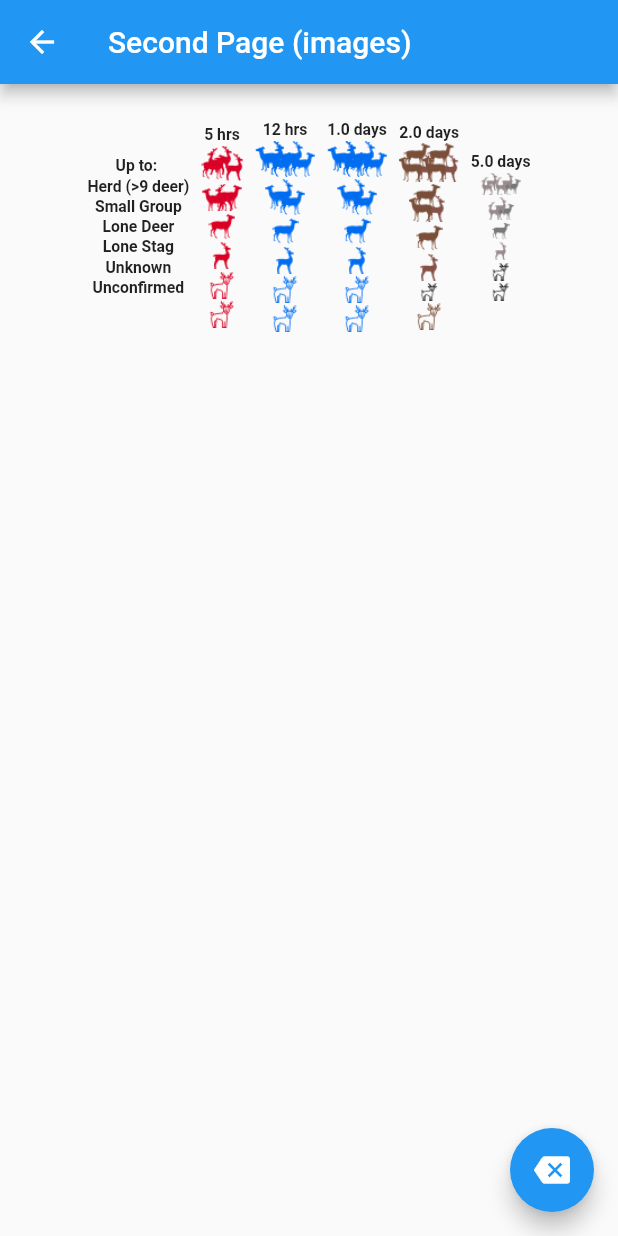
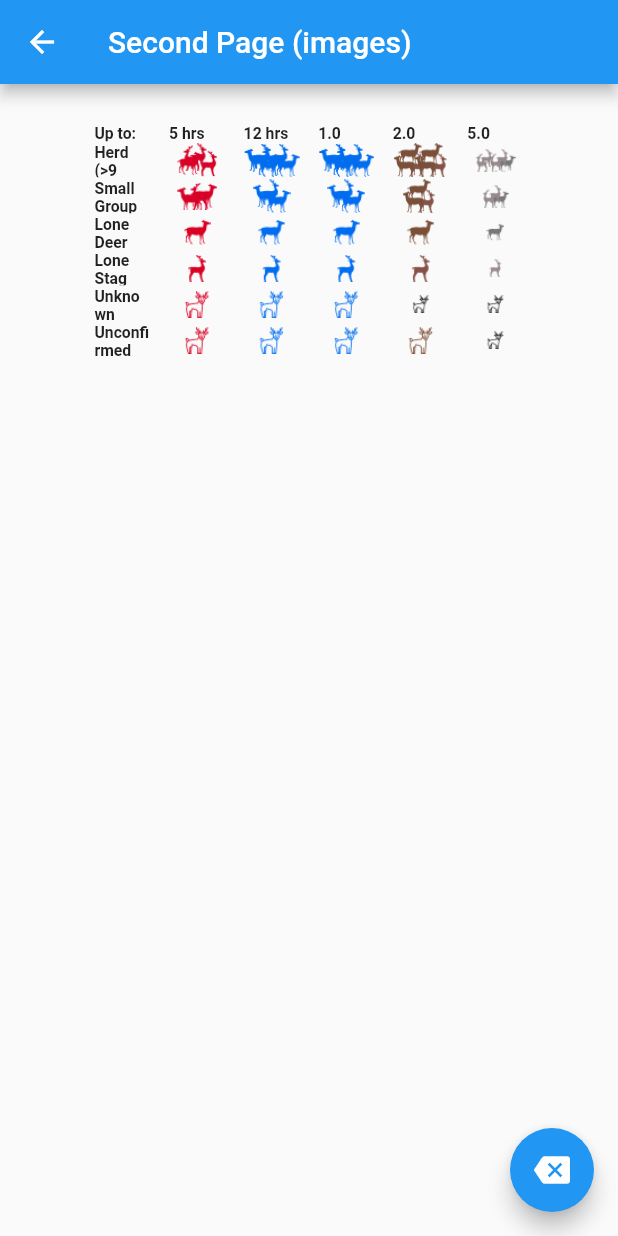
Before and after one commit to DavidDeveloperF/rowsandcolumns3, a Flutter app: the SecondPageMenu screen opened directly, on a phone screen of 412 x 824 dp. Run offline on Flutter 3.47's test engine with Material 2 defaults, Android fonts, the phone set to English and light mode, and no system bars.

Commit message:
Pretty much fully working now - added all the matrix element to containers with fixed width & height So near, yet so far... - I have a nice matrix to display - it has titles/descriptions top and left - it shows the image files in the right place - the text is not the same height as the images, so the 'rows' don't line up !
getting closer now... I have a couple of the images in pubspec.yaml
second.dart now roughly shows the image by type and age matrix.  Still need to actually lookup the images & save them in the matrixList
pretty much working now [19min]
nested for loops [video 8.20]
starting point [video 4:49]

```diff
--- a/lib/second.dart
+++ b/lib/second.dart
@@ -14,6 +14,9 @@ class SecondPageMenu extends StatefulWidget {
 class _SecondPageMenuState extends State<SecondPageMenu> {
   List<Widget> myRowColumnWidgets = [];
   TextStyle titleStyle = TextStyle(fontWeight: FontWeight.bold,);
+  double matrixRowHeight = 30.0;
+  double matrixColWidth = 50.0;
+
   // col  1 = description
   // cols 2 = images by age band...
   //        first item in each col (i.e top row) should be a heading/title
@@ -44,16 +47,24 @@ class _SecondPageMenuState extends State<SecondPageMenu> {
         //                                                                        0,0 is the top left title
         if (x == 0) {
           if (y == 0) {
-            columnWidgets.add(Text("Up to: ", style: titleStyle,));
+            columnWidgets.add(
+              Container(height: matrixRowHeight/2.0, width: matrixColWidth, child:
+                Text("Up to: ", style: titleStyle,)
+              ));
             //                                                                    0,y is the animalGroupSize title (key)
           } else {
-            columnWidgets.add(Text(animalGroupSizeList[y - 1].key,
-              style: titleStyle,));
+            columnWidgets.add(
+                Container(height: matrixRowHeight, width: matrixColWidth, child:
+                  Text(animalGroupSizeList[y - 1].key,style: titleStyle,)
+                ));
           }
         } else {
         //                                                                        x,0 is the top row - age
           if (y == 0) {
-            columnWidgets.add(Text(ageMinutesAsString(ageBandMinutes[x - 1]), style: titleStyle,));
+            columnWidgets.add(
+                Container(height: matrixRowHeight/2.0, width: matrixColWidth, child:
+                    Text(ageMinutesAsString(ageBandMinutes[x - 1]), style: titleStyle,)
+            ));
           } else {    //                                                          x,y is the file name GROUP+COLOR
         //  for the main x,y items we need a file name
             //                            look up the filename
@@ -63,11 +74,12 @@ class _SecondPageMenuState extends State<SecondPageMenu> {
                 animalGroupSizeList[y - 1].imageFileName +
                 ageBandColorsList[x - 1] +
                 ".png" ;
-            debugPrint("    - " + filenameAndPath + "   # ${animalGroupSizeList[y-1].key} ${ageMinutesAsString(ageBandMinutes[x - 1])} ($x,$y)");
+//            debugPrint("    - " + filenameAndPath + "   # ${animalGroupSizeList[y-1].key} ${ageMinutesAsString(ageBandMinutes[x - 1])} ($x,$y)");
             columnWidgets.add(
+                Container(height: matrixRowHeight, width: matrixColWidth, child:
 //                Text("${animalGroupSizeList[y - 1].imageFileName}${ageBandColorsList[x - 1]}")
                 Image.asset(filenameAndPath)
-            );
+            ));
 //            Image.asset(filenameAndPath);
     }
         }
@@ -76,7 +88,7 @@ class _SecondPageMenuState extends State<SecondPageMenu> {
       matrixList.add(columnWidgets);
     } // end of x loop (columns)
 
-    debugPrint("matrixList= " + matrixList.toString());
+//    debugPrint("matrixList= " + matrixList.toString());
 
     //  so this widget list displays rows which are each made of columns of widgets
     myRowColumnWidgets = matrixList
@@ -84,6 +96,7 @@ class _SecondPageMenuState extends State<SecondPageMenu> {
           // map the numberList to a Column
           (columns) => Column(
             mainAxisAlignment: MainAxisAlignment.spaceEvenly,
+            crossAxisAlignment: CrossAxisAlignment.start,
             children: columns             // map the actual item to a Container
                 .map((item) {
               return Container(
@@ -109,6 +122,7 @@ class _SecondPageMenuState extends State<SecondPageMenu> {
               scale: 0.75,
               child: Row(
                 mainAxisAlignment: MainAxisAlignment.spaceEvenly,
+                crossAxisAlignment: CrossAxisAlignment.center,
                 children: myRowColumnWidgets,
               ),
             ),
```
